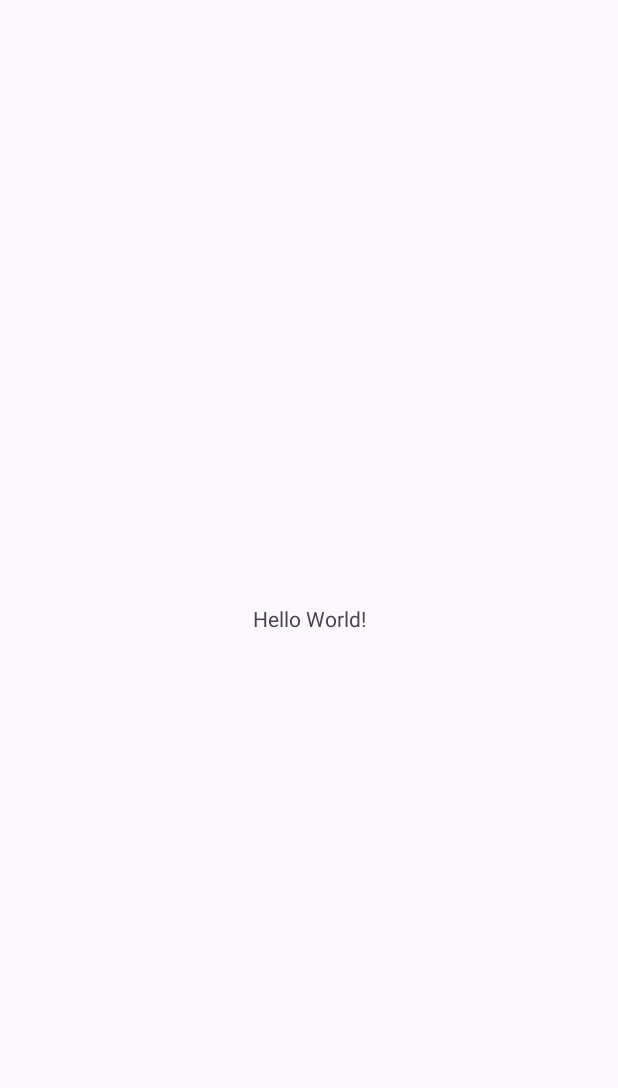
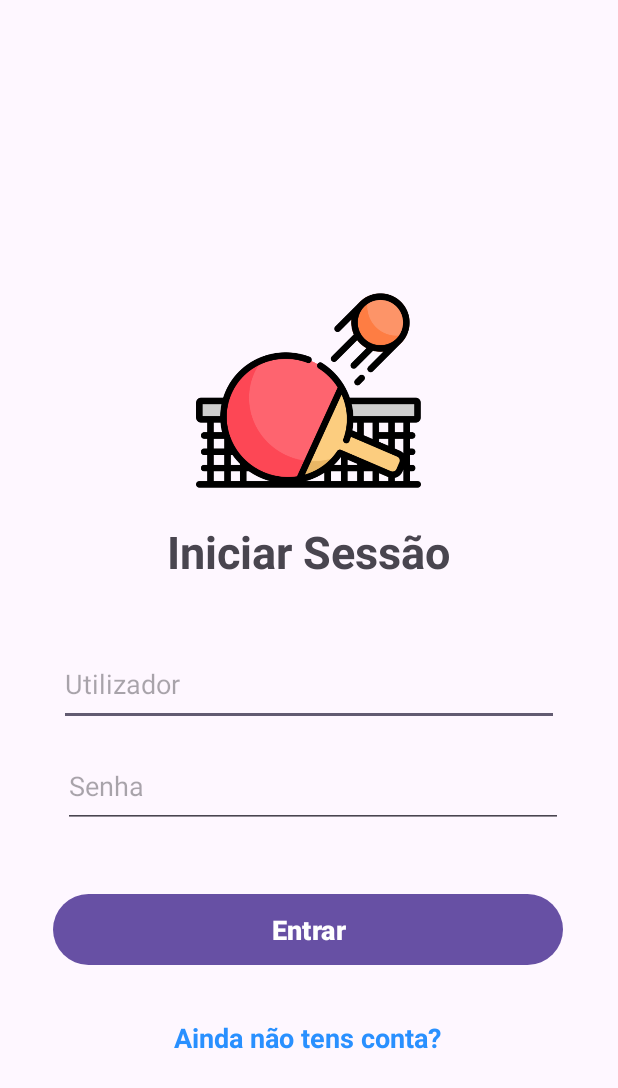
Before and after one commit to RafaR01/PingPongas, an Android app: the screen it shows after launch (MainActivity before the commit, login_page after it), on a phone screen of 412 x 824 dp. Before the commit the part shown is almost empty. Shown: the top 1088 px of the screen. Run offline under Robolectric (Android 15) with nearby library versions, the phone set to English and light mode, and no system bars.

Commit message:
Front-end do Registo e Login + Backend to Registo (acesso API)

```diff
--- a/app/build.gradle
+++ b/app/build.gradle
@@ -34,6 +34,10 @@ android {
 
 dependencies {
 
+    //retrofit
+    implementation 'com.squareup.retrofit2:retrofit:2.9.0'
+    implementation 'com.squareup.retrofit2:converter-gson:2.9.0'
+
     implementation 'androidx.core:core-ktx:1.8.0'
     implementation 'androidx.appcompat:appcompat:1.6.1'
     implementation 'com.google.android.material:material:1.5.0'
--- /dev/null
+++ b/app/src/main/java/pt/ipt/dama/pingpongas/activity/Login_page.kt
@@ -0,0 +1,36 @@
+package pt.ipt.dama.pingpongas.activity
+
+import android.content.Intent
+import android.graphics.Color
+import androidx.appcompat.app.AppCompatActivity
+import android.os.Bundle
+import android.view.MotionEvent
+import android.widget.TextView
+import pt.ipt.dama.pingpongas.R
+
+class login_page : AppCompatActivity() {
+    override fun onCreate(savedInstanceState: Bundle?) {
+        super.onCreate(savedInstanceState)
+        setContentView(R.layout.activity_login_page)
+
+        val textView6 = findViewById<TextView>(R.id.textView2)
+        textView6.setOnTouchListener { view, event ->
+            when (event.action) {
+                MotionEvent.ACTION_DOWN -> {
+                    // Set the color when the touch is initially pressed down
+                    textView6.setTextColor(Color.parseColor("#6996C6")) // Change the color to your desired color
+                }
+                MotionEvent.ACTION_UP, MotionEvent.ACTION_CANCEL -> {
+                    // Reset the color when the touch is released or canceled
+                    textView6.setTextColor(Color.parseColor("#2990FF")) // Change the color to your original color
+                }
+            }
+            // Return false to allow the event to continue to other listeners (e.g., click listener)
+            false
+        }
+        textView6.setOnClickListener {
+            val intent = Intent(this, register_page::class.java)
+            startActivity(intent)
+        }
+    }
+}
--- a/app/src/main/java/pt/ipt/dama/pingpongas/MainActivity.kt
+++ b/app/src/main/java/pt/ipt/dama/pingpongas/activity/MainActivity.kt
@@ -1,7 +1,8 @@
-package pt.ipt.dama.pingpongas
+package pt.ipt.dama.pingpongas.activity
 
 import androidx.appcompat.app.AppCompatActivity
 import android.os.Bundle
+import pt.ipt.dama.pingpongas.R
 
 class MainActivity : AppCompatActivity() {
     override fun onCreate(savedInstanceState: Bundle?) {
--- /dev/null
+++ b/app/src/main/res/layout/activity_login_page.xml
@@ -0,0 +1,92 @@
+<?xml version="1.0" encoding="utf-8"?>
+<androidx.constraintlayout.widget.ConstraintLayout xmlns:android="http://schemas.android.com/apk/res/android"
+    xmlns:app="http://schemas.android.com/apk/res-auto"
+    xmlns:tools="http://schemas.android.com/tools"
+    android:layout_width="match_parent"
+    android:layout_height="match_parent"
+    tools:context=".activity.login_page">
+
+
+
+    <Button
+        android:id="@+id/loginButton"
+        android:layout_width="wrap_content"
+        android:layout_height="wrap_content"
+        android:layout_marginBottom="32dp"
+        android:width="340dp"
+        android:height="55dp"
+        android:text="@string/entrar"
+        android:textColor="@color/white"
+        android:textSize="18sp"
+        android:textStyle="bold"
+        app:layout_constraintBottom_toTopOf="@+id/textView2"
+        app:layout_constraintEnd_toEndOf="parent"
+        app:layout_constraintHorizontal_bias="0.492"
+        app:layout_constraintStart_toStartOf="parent"
+        tools:ignore="ExtraText" />
+
+    <EditText
+        android:id="@+id/editTextText"
+        android:layout_width="333dp"
+        android:layout_height="56dp"
+        android:layout_marginBottom="12dp"
+        android:ems="10"
+        android:inputType="text"
+        android:hint="@string/utilizador"
+        app:layout_constraintBottom_toTopOf="@+id/editTextTextPassword2"
+        app:layout_constraintEnd_toEndOf="parent"
+        app:layout_constraintStart_toStartOf="parent" />
+
+    <ImageView
+        android:id="@+id/imageView"
+        android:layout_width="150dp"
+        android:layout_height="150dp"
+        android:layout_marginBottom="12dp"
+        android:src="@drawable/login"
+        app:layout_constraintBottom_toTopOf="@+id/textView"
+        app:layout_constraintEnd_toEndOf="parent"
+        app:layout_constraintHorizontal_bias="0.498"
+        app:layout_constraintStart_toStartOf="parent"
+        tools:srcCompat="@tools:sample/avatars" />
+
+    <TextView
+        android:id="@+id/textView"
+        android:layout_width="wrap_content"
+        android:layout_height="wrap_content"
+        android:layout_marginBottom="40dp"
+        android:text="@string/iniciar_sess_o"
+        android:textSize="30sp"
+        android:textStyle="bold"
+        app:layout_constraintBottom_toTopOf="@+id/editTextText"
+        app:layout_constraintEnd_toEndOf="parent"
+        app:layout_constraintHorizontal_bias="0.498"
+        app:layout_constraintStart_toStartOf="parent" />
+
+    <EditText
+        android:id="@+id/editTextTextPassword2"
+        android:layout_width="333dp"
+        android:layout_height="56dp"
+        android:layout_marginBottom="40dp"
+        android:ems="10"
+        android:hint="@string/senha"
+        android:inputType="textPassword"
+        app:layout_constraintBottom_toTopOf="@+id/loginButton"
+        app:layout_constraintEnd_toEndOf="parent"
+        app:layout_constraintHorizontal_bias="0.538"
+        app:layout_constraintStart_toStartOf="parent" />
+
+    <TextView
+        android:id="@+id/textView2"
+        android:layout_width="wrap_content"
+        android:layout_height="wrap_content"
+        android:layout_marginBottom="120dp"
+        android:text="@string/ainda_n_o_tens_conta"
+        android:textColor="#2990FF"
+        android:textSize="18sp"
+        android:textStyle="bold"
+        app:layout_constraintBottom_toBottomOf="parent"
+        app:layout_constraintEnd_toEndOf="parent"
+        app:layout_constraintHorizontal_bias="0.497"
+        app:layout_constraintStart_toStartOf="parent" />
+
+</androidx.constraintlayout.widget.ConstraintLayout>
--- a/app/src/main/res/layout/activity_main.xml
+++ b/app/src/main/res/layout/activity_main.xml
@@ -4,15 +4,7 @@
     xmlns:tools="http://schemas.android.com/tools"
     android:layout_width="match_parent"
     android:layout_height="match_parent"
-    tools:context=".MainActivity">
+    tools:context=".activity.MainActivity">
 
-    <TextView
-        android:layout_width="wrap_content"
-        android:layout_height="wrap_content"
-        android:text="Hello World!"
-        app:layout_constraintBottom_toBottomOf="parent"
-        app:layout_constraintEnd_toEndOf="parent"
-        app:layout_constraintStart_toStartOf="parent"
-        app:layout_constraintTop_toTopOf="parent" />
 
 </androidx.constraintlayout.widget.ConstraintLayout>
--- a/app/src/main/res/values/strings.xml
+++ b/app/src/main/res/values/strings.xml
@@ -1,3 +1,11 @@
 <resources>
     <string name="app_name">PingPongas</string>
+    <string name="button">Button</string>
+    <string name="Login" />
+    <string name="entrar">Entrar</string>
+    <string name="utilizador">Utilizador</string>
+    <string name="iniciar_sess_o">Iniciar Sessão</string>
+    <string name="senha">Senha</string>
+    <string name="ainda_n_o_tens_conta">Ainda não tens conta?</string>
+    <string name="criar_conta">Criar Conta</string>
 </resources>
```
Also changed, not shown: app/src/main/AndroidManifest.xml (+12 -2 lines), app/src/main/java/pt/ipt/dama/pingpongas/activity/Register_page.kt (added, +125 -0 lines), app/src/main/java/pt/ipt/dama/pingpongas/model/SignUpData.kt (added, +15 -0 lines), app/src/main/java/pt/ipt/dama/pingpongas/model/SignUpResult.kt (added, +13 -0 lines), app/src/main/java/pt/ipt/dama/pingpongas/retrofit/RetrofitInitializer.kt (added, +27 -0 lines), app/src/main/java/pt/ipt/dama/pingpongas/retrofit/service/SignUpService.kt (added, +23 -0 lines), app/src/main/res/layout/activity_register_page.xml (added, +113 -0 lines), app/src/main/res/drawable/login.png (added).
